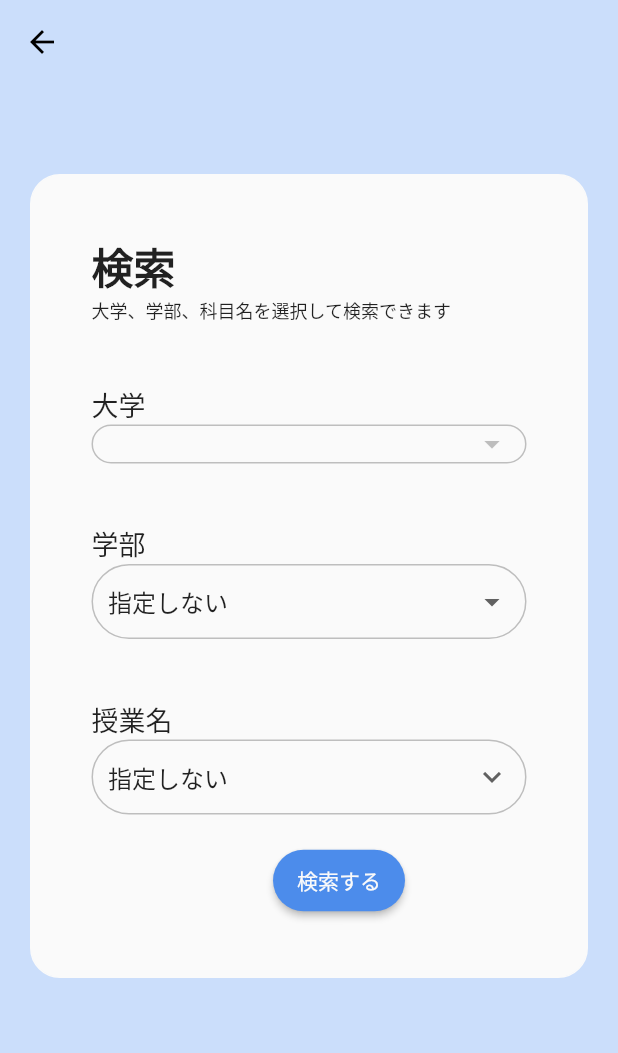
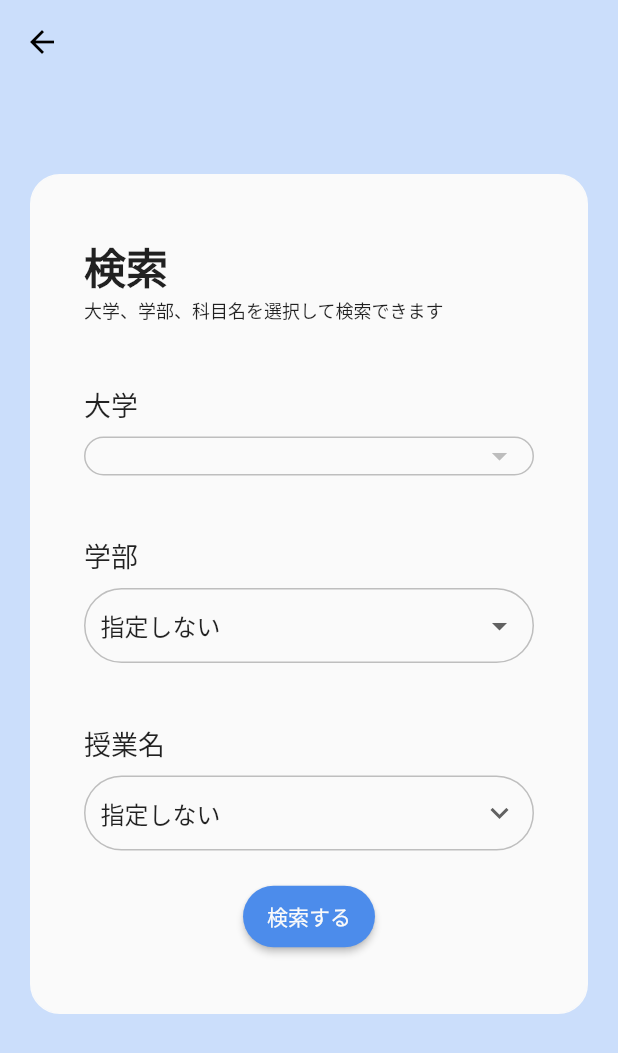
Before and after one commit to Yosuke-Aramaki/gx_flutter_app_1, a Flutter app: the screen it shows after launch, after a tap on "授業を検索", on a phone screen of 412 x 824 dp. Shown: the top 1053 px of the screen. Run offline on Flutter 3.47's test engine with Material 2 defaults, Android fonts, the phone set to English and light mode, and no system bars; our stand-ins replace cloud_firestore; accounts and stored records are empty.

Commit message:
changed main screen  button

```diff
--- a/lib/main.dart
+++ b/lib/main.dart
@@ -31,15 +31,40 @@ class HomePage extends StatelessWidget {
       title: '',
       home: Scaffold(
         appBar: AppBar(
-          title: Text('Home Screen'),
+          iconTheme: IconThemeData(
+            color: Colors.black,
+          ),
+          backgroundColor: Color(0xffFAFAFA),
+          elevation: 0.0,
+          title: Text(''),
         ),
         body: Container(
           padding: const EdgeInsets.all(32),
           alignment: Alignment.center,
           child: Column(
+            mainAxisSize: MainAxisSize.min,
             children: <Widget>[
               RaisedButton(
-                child: Text('授業を検索'),
+                padding: EdgeInsets.all(18.0),
+                color: Color(0xff4C8CEB),
+                shape: StadiumBorder(),
+                child: Row(
+                  mainAxisSize: MainAxisSize.min,
+                  children: <Widget>[
+                    Text(
+                      '授業を検索',
+                      style: TextStyle(
+                        fontSize: 18,
+                        color: Colors.grey[50],
+                      ),
+                    ),
+                    Icon(
+                      Icons.search,
+                      color: Colors.grey[50],
+                      size: 24.0,
+                    ),
+                  ],
+                ),
                 onPressed: () async {
                   Navigator.pushNamed(
                     context,
@@ -47,8 +72,28 @@ class HomePage extends StatelessWidget {
                   );
                 },
               ),
+              SizedBox(height: 80),
               RaisedButton(
-                child: Text('授業評価を投稿'),
+                padding: EdgeInsets.all(18.0),
+                color: Color(0xff4C8CEB),
+                shape: StadiumBorder(),
+                child: Row(
+                  mainAxisSize: MainAxisSize.min,
+                  children: <Widget>[
+                    Text(
+                      '授業評価を投稿',
+                      style: TextStyle(
+                        fontSize: 18,
+                        color: Colors.grey[50],
+                      ),
+                    ),
+                    Icon(
+                      Icons.add_circle_outline,
+                      color: Colors.grey[50],
+                      size: 24.0,
+                    ),
+                  ],
+                ),
                 onPressed: () async {
                   Navigator.pushNamed(
                     context,
--- a/lib/pages/addScreen.dart
+++ b/lib/pages/addScreen.dart
@@ -1,6 +1,7 @@
 import 'package:cloud_firestore/cloud_firestore.dart';
 import 'package:flutter/material.dart';
 import 'package:gx_app_1/api/firestoreState.dart';
+// import 'package:cloud_functions/cloud_functions.dart';
 
 class AddScreen extends StatefulWidget {
   @override
@@ -461,6 +462,9 @@ class _AddScreenState extends State<AddScreen> {
                 ),
                 SizedBox(height: 30.0),
                 RaisedButton(
+                  padding: EdgeInsets.all(10.0),
+                  color: Color(0xff4C8CEB),
+                  shape: StadiumBorder(),
                   child: Text('投稿する'),
                   onPressed: () async {
                     await Firestore.instance.collection(_university).document(_department).collection(_lecture).document().setData(
@@ -472,6 +476,20 @@ class _AddScreenState extends State<AddScreen> {
                         "comment": _commentController.text,
                       }
                     );
+                    // try {
+                    //   final dynamic resp = await CloudFunctions.instance.call(
+                    //     functionName: 'calculateAverage',
+                    //     parameters: <String, String>{
+                    //       'university': _university,
+                    //       'department': _department,
+                    //       'lecture': _lecture,
+                    //     },
+                    //   );
+                    //   print(resp);
+                    // } catch (e) {
+                    //   print('caught generic exception');
+                    //   print(e);
+                    // }
                     Navigator.pop(context);
                   },
                 ),
--- a/lib/pages/searchScreen.dart
+++ b/lib/pages/searchScreen.dart
@@ -56,7 +56,6 @@ class _SearchScreen extends State<SearchScreen> {
 
   Widget _buildUniversityDropdown(context) {
     return Container(
-      margin: EdgeInsets.only(right: 40.0),
       padding: EdgeInsets.symmetric(horizontal: 10.0),
       decoration: BoxDecoration(
         border: Border.all(color: Color(0xffBEBEBE)),
@@ -87,7 +86,6 @@ class _SearchScreen extends State<SearchScreen> {
   Widget _buildDepartmentDropdown() {
     if (_universitySelected) {
       return Container(
-        margin: EdgeInsets.only(right: 40.0),
         padding: EdgeInsets.symmetric(horizontal: 10.0),
         decoration: BoxDecoration(
           border: Border.all(color: Color(0xffBEBEBE)),
@@ -115,7 +113,6 @@ class _SearchScreen extends State<SearchScreen> {
     }
     else {
       return Container(
-        margin: EdgeInsets.only(right: 40.0),
         padding: EdgeInsets.symmetric(horizontal: 10.0),
         decoration: BoxDecoration(
           border: Border.all(color: Color(0xffBEBEBE)),
@@ -144,7 +141,6 @@ class _SearchScreen extends State<SearchScreen> {
   Widget _buildLectureDropdown() {
     if (_universitySelected && _departmentSelected) {
       return Container(
-        margin: EdgeInsets.only(right: 40.0),
         padding: EdgeInsets.symmetric(horizontal: 10.0),
         decoration: BoxDecoration(
           border: Border.all(color: Color(0xffBEBEBE)),
@@ -170,7 +166,6 @@ class _SearchScreen extends State<SearchScreen> {
     }
     else {
       return Container(
-        margin: EdgeInsets.only(right: 40.0),
         padding: EdgeInsets.symmetric(horizontal: 10.0),
         decoration: BoxDecoration(
           border: Border.all(color: Color(0xffBEBEBE)),
@@ -199,11 +194,9 @@ class _SearchScreen extends State<SearchScreen> {
 
   Widget _buildDropdownTitle (String value) {
     return Container(
-      alignment: Alignment.topLeft,
-      padding: EdgeInsets.only(top: 40.0),
+      padding: EdgeInsets.only(top: 40.0, bottom: 8.0),
       child: Text(
         value,
-        textAlign: TextAlign.left,
         style: TextStyle(
           fontSize: 18,
         ),
@@ -234,19 +227,19 @@ class _SearchScreen extends State<SearchScreen> {
           children: <Widget>[
             Container(
               margin: EdgeInsets.only(top:60.0, right: 20.0, left: 20.0),
-              padding: EdgeInsets.only(top:40.0, left: 40.0, bottom: 40.0),
+              padding: EdgeInsets.only(top:40.0, right: 35.0, left: 35.0, bottom: 40.0),
               alignment: Alignment.topLeft,
               decoration: BoxDecoration(
                 color: Colors.grey[50],
                 border: Border.all(color: Colors.grey[50]),
                 borderRadius: BorderRadius.circular(20),
               ),
-              child: Column(children: <Widget>[
+              child: Column(
+                crossAxisAlignment: CrossAxisAlignment.start,
+                children: <Widget>[
                   Container(
-                  alignment: Alignment.topLeft,
                     child: Text(
                       '検索',
-                    textAlign: TextAlign.left,
                       style: TextStyle(
                         fontSize: 28,
                         fontWeight: FontWeight.w700,
@@ -254,7 +247,6 @@ class _SearchScreen extends State<SearchScreen> {
                     ),
                   ),
                   Container(
-                  alignment: Alignment.topLeft,
                     child: Text(
                       '大学、学部、科目名を選択して検索できます',
                       textAlign: TextAlign.left,
@@ -271,6 +263,7 @@ class _SearchScreen extends State<SearchScreen> {
                   _buildLectureDropdown(),
                   SizedBox(height: 20.0),
                   Container(
+                    alignment: AlignmentDirectional.topCenter,
                     child: RaisedButton(
                       padding: EdgeInsets.all(10.0),
                       color: Color(0xff4C8CEB),
@@ -281,8 +274,7 @@ class _SearchScreen extends State<SearchScreen> {
                           color: Colors.grey[50],
                         ),
                       ),
-                    onPressed:
-                    _department == '指定しない' && _lecture == '指定しない' ? () async{
+                      onPressed: _department == '指定しない' && _lecture == '指定しない' ? () async{
                         removeDefaultValue(departmentList);
                         arguments ={'university': _university, 'department': _department, 'departmentList': departmentList};
                         Navigator.pushNamed(
@@ -308,7 +300,8 @@ class _SearchScreen extends State<SearchScreen> {
                       }
                     ),
                   ),
-              ],),
+                ],
+              ),
             ),
           ],
         ),
```
Also changed, not shown: pubspec.yaml (+1 -7 lines), pubspec.lock, 2 other files. Lines whose indentation alone changed are shown as unchanged.
